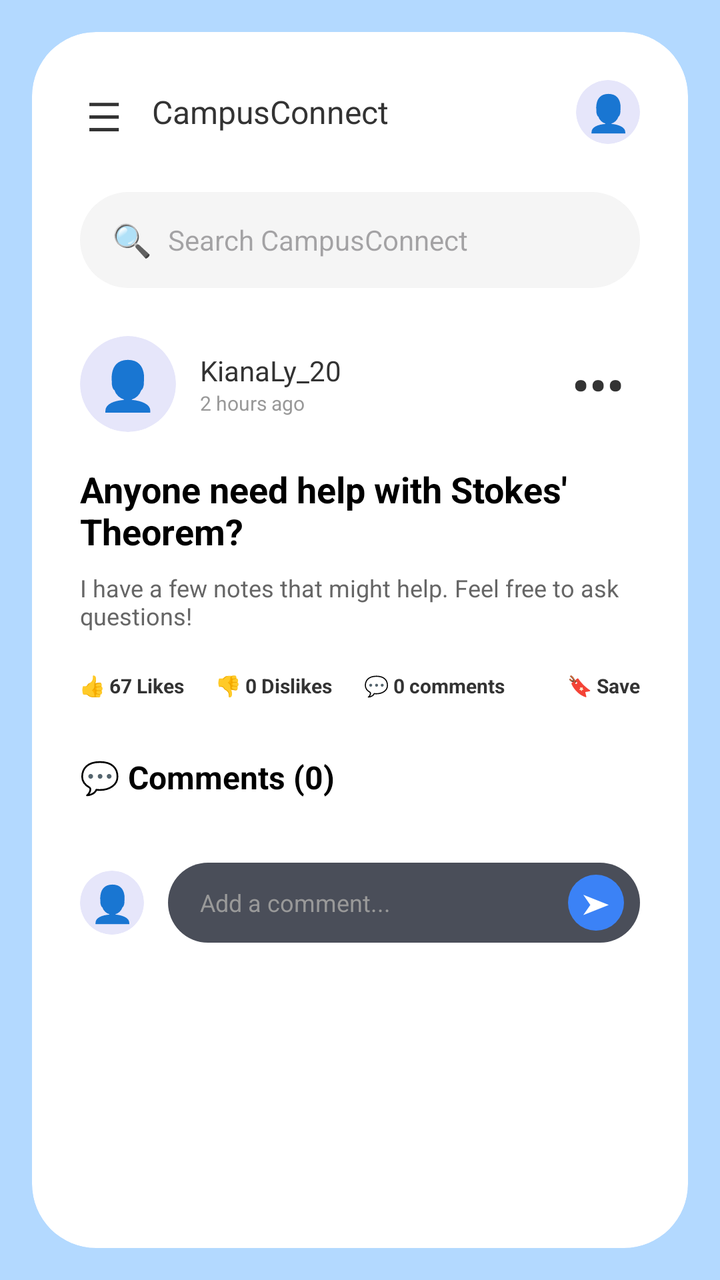
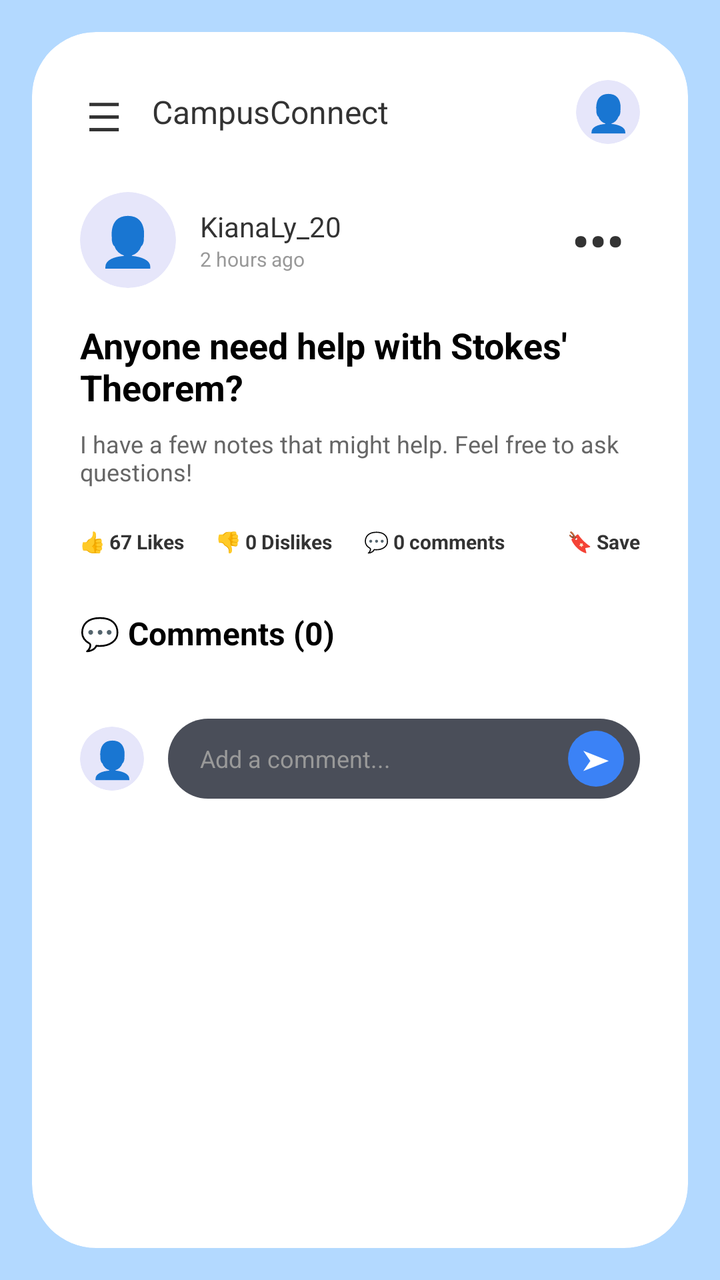

Screens rendered from an Android XML layout before and after an edit, with the pre-edit source and the edit as a unified diff.
<!-- AndroidManifest.xml: application theme Theme.CampusConnect -->
<!-- res/layout/activity_post_details.xml -->
<?xml version="1.0" encoding="utf-8"?>
<androidx.constraintlayout.widget.ConstraintLayout xmlns:android="http://schemas.android.com/apk/res/android"
    xmlns:app="http://schemas.android.com/apk/res-auto"
    android:layout_width="match_parent"
    android:layout_height="match_parent"
    android:background="#B3D9FF">

    <androidx.cardview.widget.CardView
        android:layout_width="0dp"
        android:layout_height="0dp"
        android:layout_margin="16dp"
        app:cardBackgroundColor="#FFFFFF"
        app:cardCornerRadius="32dp"
        app:cardElevation="0dp"
        app:layout_constraintBottom_toBottomOf="parent"
        app:layout_constraintEnd_toEndOf="parent"
        app:layout_constraintStart_toStartOf="parent"
        app:layout_constraintTop_toTopOf="parent">

        <ScrollView
            android:layout_width="match_parent"
            android:layout_height="match_parent"
            android:scrollbars="none">

            <LinearLayout
                android:layout_width="match_parent"
                android:layout_height="wrap_content"
                android:orientation="vertical"
                android:paddingTop="24dp"
                android:paddingBottom="24dp">

                
                <LinearLayout
                    android:layout_width="match_parent"
                    android:layout_height="wrap_content"
                    android:gravity="center_vertical"
                    android:orientation="horizontal"
                    android:paddingStart="24dp"
                    android:paddingEnd="24dp">

                    <TextView
                        android:layout_width="24dp"
                        android:layout_height="24dp"
                        android:text="☰"
                        android:textSize="20sp"
                        android:textColor="#333"
                        android:gravity="center" />

                    <TextView
                        android:layout_width="wrap_content"
                        android:layout_height="wrap_content"
                        android:layout_marginStart="12dp"
                        android:text="CampusConnect"
                        android:textColor="#333333"
                        android:textSize="16sp" />

                    <View
                        android:layout_width="0dp"
                        android:layout_height="0dp"
                        android:layout_weight="1" />

                    <androidx.cardview.widget.CardView
                        android:id="@+id/profileIconBtn"
                        android:layout_width="32dp"
                        android:layout_height="32dp"
                        android:layout_marginStart="12dp"
                        android:clickable="true"
                        android:focusable="true"
                        app:cardBackgroundColor="#E6E6FA"
                        app:cardCornerRadius="16dp"
                        app:cardElevation="0dp">
                        <ImageView
                            android:id="@+id/headerAvatarImage"
                            android:layout_width="match_parent"
                            android:layout_height="match_parent"
                            android:scaleType="centerCrop"
                            android:visibility="gone"
                            android:contentDescription="Avatar" />

                        <TextView
                            android:id="@+id/headerAvatarText"
                            android:layout_width="match_parent"
                            android:layout_height="match_parent"
                            android:gravity="center"
                            android:text="👤"
                            android:textColor="#8A2BE2"
                            android:textSize="18sp" />
                    </androidx.cardview.widget.CardView>
                </LinearLayout>

                
                <LinearLayout
                    android:layout_width="match_parent"
                    android:layout_height="48dp"
                    android:layout_marginTop="24dp"
                    android:layout_marginStart="24dp"
                    android:layout_marginEnd="24dp"
                    android:background="@drawable/search_bg"
                    android:gravity="center_vertical"
                    android:paddingStart="16dp"
                    android:paddingEnd="16dp">

                    <TextView
                        android:layout_width="wrap_content"
                        android:layout_height="wrap_content"
                        android:text="🔍"
                        android:textSize="16sp" />

                    <EditText
                        android:layout_width="match_parent"
                        android:layout_height="wrap_content"
                        android:layout_marginStart="8dp"
                        android:background="@null"
                        android:hint="Search CampusConnect"
                        android:textSize="14sp" />
                </LinearLayout>

                
                <LinearLayout
                    android:layout_width="match_parent"
                    android:layout_height="wrap_content"
                    android:layout_marginTop="24dp"
                    android:gravity="center_vertical"
                    android:orientation="horizontal"
                    android:paddingStart="24dp"
                    android:paddingEnd="24dp">

                    <androidx.cardview.widget.CardView
                        android:layout_width="48dp"
                        android:layout_height="48dp"
                        app:cardBackgroundColor="#E6E6FA"
                        app:cardCornerRadius="24dp"
                        app:cardElevation="0dp">

                        <ImageView
                            android:id="@+id/detailAvatarImage"
                            android:layout_width="match_parent"
                            android:layout_height="match_parent"
                            android:scaleType="centerCrop"
                            android:visibility="gone"
                            android:contentDescription="Avatar" />

                        <TextView
                            android:id="@+id/detailAvatarText"
                            android:layout_width="match_parent"
                            android:layout_height="match_parent"
                            android:gravity="center"
                            android:text="👤"
                            android:textColor="#483D8B"
                            android:textSize="24sp" />
                    </androidx.cardview.widget.CardView>

                    <LinearLayout
                        android:layout_width="0dp"
                        android:layout_height="wrap_content"
                        android:layout_marginStart="12dp"
                        android:layout_weight="1"
                        android:orientation="vertical">
                        <TextView
                            android:id="@+id/detailAuthorName"
                            android:layout_width="wrap_content"
                            android:layout_height="wrap_content"
                            android:text="KianaLy_20"
                            android:textColor="#333333"
                            android:textSize="14sp" />
                        <TextView
                            android:id="@+id/detailTimestamp"
                            android:layout_width="wrap_content"
                            android:layout_height="wrap_content"
                            android:text="2 hours ago"
                            android:textColor="#999999"
                            android:textSize="10sp" />
                    </LinearLayout>

                    <TextView
                        android:id="@+id/postOptionsBtn"
                        android:layout_width="wrap_content"
                        android:layout_height="wrap_content"
                        android:padding="8dp"
                        android:clickable="true"
                        android:focusable="true"
                        android:onClick="showPostOptions"
                        android:text="•••"
                        android:textColor="#333333"
                        android:textSize="24sp"
                        android:textStyle="bold" />
                </LinearLayout>

                
                <TextView
                    android:id="@+id/detailTitle"
                    android:layout_width="match_parent"
                    android:layout_height="wrap_content"
                    android:layout_marginTop="16dp"
                    android:paddingStart="24dp"
                    android:paddingEnd="24dp"
                    android:text="Anyone need help with Stokes' Theorem?"
                    android:textColor="#000000"
                    android:textStyle="bold"
                    android:textSize="18sp" />

                <TextView
                    android:id="@+id/detailContent"
                    android:layout_width="match_parent"
                    android:layout_height="wrap_content"
                    android:layout_marginTop="8dp"
                    android:paddingStart="24dp"
                    android:paddingEnd="24dp"
                    android:text="I have a few notes that might help. Feel free to ask questions!"
                    android:textColor="#666666"
                    android:textSize="12sp" />

                <TextView
                    android:id="@+id/detailAttachment"
                    android:layout_width="match_parent"
                    android:layout_height="wrap_content"
                    android:layout_marginStart="24dp"
                    android:layout_marginTop="12dp"
                    android:layout_marginEnd="24dp"
                    android:background="#EAF3FF"
                    android:clickable="true"
                    android:focusable="true"
                    android:padding="12dp"
                    android:textColor="#1769AA"
                    android:textSize="12sp"
                    android:textStyle="bold"
                    android:visibility="gone" />

                
                <androidx.cardview.widget.CardView
                    android:id="@+id/detailImageContainer"
                    android:layout_width="match_parent"
                    android:layout_height="200dp"
                    android:layout_marginTop="16dp"
                    android:layout_marginStart="24dp"
                    android:layout_marginEnd="24dp"
                    android:visibility="gone"
                    app:cardBackgroundColor="#E0E0E0"
                    app:cardCornerRadius="24dp"
                    app:cardElevation="0dp">
                    <ImageView
                        android:id="@+id/detailImagePlaceholder"
                        android:layout_width="match_parent"
                        android:layout_height="match_parent"
                        android:padding="24dp"
                        android:src="@android:drawable/ic_menu_gallery"
                        android:visibility="gone"
                        android:scaleType="centerCrop" />
                </androidx.cardview.widget.CardView>

                
                <LinearLayout
                    android:layout_width="match_parent"
                    android:layout_height="wrap_content"
                    android:orientation="horizontal"
                    android:paddingTop="20dp"
                    android:paddingBottom="12dp"
                    android:paddingStart="24dp"
                    android:paddingEnd="24dp"
                    android:gravity="center_vertical">

                    <TextView
                        android:id="@+id/detailApprovals"
                        android:layout_width="wrap_content"
                        android:layout_height="wrap_content"
                        android:text="👍 67 Likes"
                        android:textColor="#333"
                        android:textSize="10sp"
                        android:textStyle="bold" />

                    <TextView
                        android:id="@+id/detailDislikes"
                        android:layout_width="wrap_content"
                        android:layout_height="wrap_content"
                        android:layout_marginStart="16dp"
                        android:clickable="true"
                        android:focusable="true"
                        android:text="👎 0 Dislikes"
                        android:textColor="#333"
                        android:textSize="10sp"
                        android:textStyle="bold" />

                    <TextView
                        android:id="@+id/detailCommentsCount"
                        android:layout_width="wrap_content"
                        android:layout_height="wrap_content"
                        android:layout_marginStart="16dp"
                        android:text="💬 0 comments"
                        android:textColor="#333"
                        android:textSize="10sp"
                        android:textStyle="bold" />

                    <View
                        android:layout_width="0dp"
                        android:layout_height="0dp"
                        android:layout_weight="1" />

                    <TextView
                        android:id="@+id/savePostButton"
                        android:layout_width="wrap_content"
                        android:layout_height="wrap_content"
                        android:clickable="true"
                        android:focusable="true"
                        android:text="🔖 Save"
                        android:textColor="#333"
                        android:textSize="10sp"
                        android:textStyle="bold" />
                </LinearLayout>

                
                <TextView
                    android:id="@+id/commentsTitleText"
                    android:layout_width="match_parent"
                    android:layout_height="wrap_content"
                    android:layout_marginTop="16dp"
                    android:paddingStart="24dp"
                    android:paddingEnd="24dp"
                    android:text="💬 Comments (0)"
                    android:textColor="#000000"
                    android:textStyle="bold"
                    android:textSize="16sp" />

                
                <LinearLayout
                    android:id="@+id/commentsContainer"
                    android:layout_width="match_parent"
                    android:layout_height="wrap_content"
                    android:orientation="vertical" />

                
                <LinearLayout
                    android:layout_width="match_parent"
                    android:layout_height="wrap_content"
                    android:layout_marginTop="32dp"
                    android:gravity="center_vertical"
                    android:orientation="horizontal"
                    android:paddingStart="24dp"
                    android:paddingEnd="24dp">

                    <androidx.cardview.widget.CardView
                        android:layout_width="32dp"
                        android:layout_height="32dp"
                        app:cardBackgroundColor="#E6E6FA"
                        app:cardCornerRadius="16dp"
                        app:cardElevation="0dp">

                        <ImageView
                            android:id="@+id/commentBoxAvatarImage"
                            android:layout_width="match_parent"
                            android:layout_height="match_parent"
                            android:scaleType="centerCrop"
                            android:visibility="gone"
                            android:contentDescription="Avatar" />

                        <TextView
                            android:id="@+id/commentBoxAvatarText"
                            android:layout_width="match_parent"
                            android:layout_height="match_parent"
                            android:gravity="center"
                            android:text="👤"
                            android:textColor="#8A2BE2"
                            android:textSize="18sp" />
                    </androidx.cardview.widget.CardView>

                    <LinearLayout
                        android:layout_width="0dp"
                        android:layout_height="40dp"
                        android:layout_marginStart="12dp"
                        android:layout_weight="1"
                        android:background="@drawable/comment_bubble_dark_bg"
                        android:gravity="center_vertical"
                        android:paddingStart="16dp"
                        android:paddingEnd="8dp">

                        <EditText
                            android:id="@+id/commentInput"
                            android:layout_width="0dp"
                            android:layout_height="wrap_content"
                            android:layout_weight="1"
                            android:background="@null"
                            android:hint="Add a comment..."
                            android:textColorHint="#999999"
                            android:textColor="#FFFFFF"
                            android:textSize="12sp" />

                        <FrameLayout
                            android:id="@+id/btnSendComment"
                            android:layout_width="28dp"
                            android:layout_height="28dp"
                            android:background="@drawable/circle_blue_bg"
                            android:clickable="true"
                            android:focusable="true">
                            <TextView
                                android:layout_width="match_parent"
                                android:layout_height="match_parent"
                                android:text="➤"
                                android:gravity="center"
                                android:textColor="#FFFFFF"
                                android:textSize="14sp" />
                        </FrameLayout>
                    </LinearLayout>
                </LinearLayout>
            </LinearLayout>
        </ScrollView>
    </androidx.cardview.widget.CardView>

</androidx.constraintlayout.widget.ConstraintLayout>
<!-- resources referenced by this layout -->
<resources>
  <!-- drawable circle_blue_bg (drawable) -->
  <?xml version="1.0" encoding="utf-8"?>
  <shape xmlns:android="http://schemas.android.com/apk/res/android" android:shape="oval">
      <solid android:color="#3B82F6" />
  </shape>
  <!-- drawable comment_bubble_dark_bg (drawable) -->
  <?xml version="1.0" encoding="utf-8"?>
  <shape xmlns:android="http://schemas.android.com/apk/res/android">
      <solid android:color="#4A4E59" />
      <corners android:radius="20dp" />
  </shape>
  <!-- drawable search_bg (drawable) -->
  <?xml version="1.0" encoding="utf-8"?>
  <shape xmlns:android="http://schemas.android.com/apk/res/android">
      <solid android:color="#F5F5F5" />
      <corners android:radius="24dp" />
  </shape>
  <style name="Theme.CampusConnect" parent="Base.Theme.CampusConnect" />
  <style name="Base.Theme.CampusConnect" parent="Theme.Material3.DayNight.NoActionBar">
          
          
      </style>
</resources>

<!-- the commit's change to res/layout/activity_post_details.xml (unified diff, before → after) -->
@@ -86,33 +86,6 @@
                             android:textColor="#8A2BE2"
                             android:textSize="18sp" />
                     </androidx.cardview.widget.CardView>
-                </LinearLayout>
-
-                
-                <LinearLayout
-                    android:layout_width="match_parent"
-                    android:layout_height="48dp"
-                    android:layout_marginTop="24dp"
-                    android:layout_marginStart="24dp"
-                    android:layout_marginEnd="24dp"
-                    android:background="@drawable/search_bg"
-                    android:gravity="center_vertical"
-                    android:paddingStart="16dp"
-                    android:paddingEnd="16dp">
-
-                    <TextView
-                        android:layout_width="wrap_content"
-                        android:layout_height="wrap_content"
-                        android:text="🔍"
-                        android:textSize="16sp" />
-
-                    <EditText
-                        android:layout_width="match_parent"
-                        android:layout_height="wrap_content"
-                        android:layout_marginStart="8dp"
-                        android:background="@null"
-                        android:hint="Search CampusConnect"
-                        android:textSize="14sp" />
                 </LinearLayout>
 
                 
<!-- resource entries referenced after the edit -->
@@ -11,12 +11,6 @@
       <solid android:color="#4A4E59" />
       <corners android:radius="20dp" />
   </shape>
-  <!-- drawable search_bg (drawable) -->
-  <?xml version="1.0" encoding="utf-8"?>
-  <shape xmlns:android="http://schemas.android.com/apk/res/android">
-      <solid android:color="#F5F5F5" />
-      <corners android:radius="24dp" />
-  </shape>
   <style name="Theme.CampusConnect" parent="Base.Theme.CampusConnect" />
   <style name="Base.Theme.CampusConnect" parent="Theme.Material3.DayNight.NoActionBar">
           
